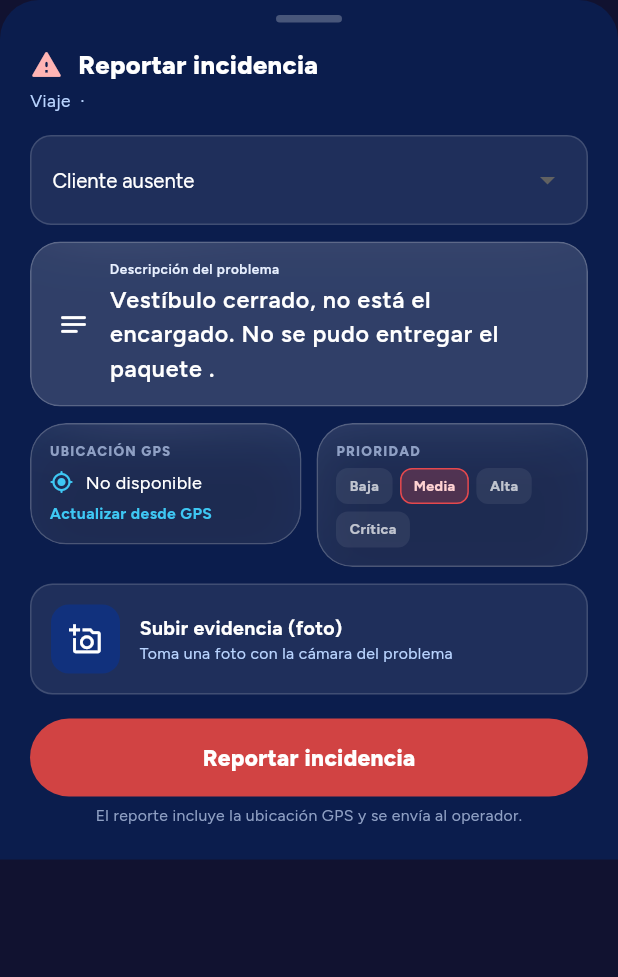
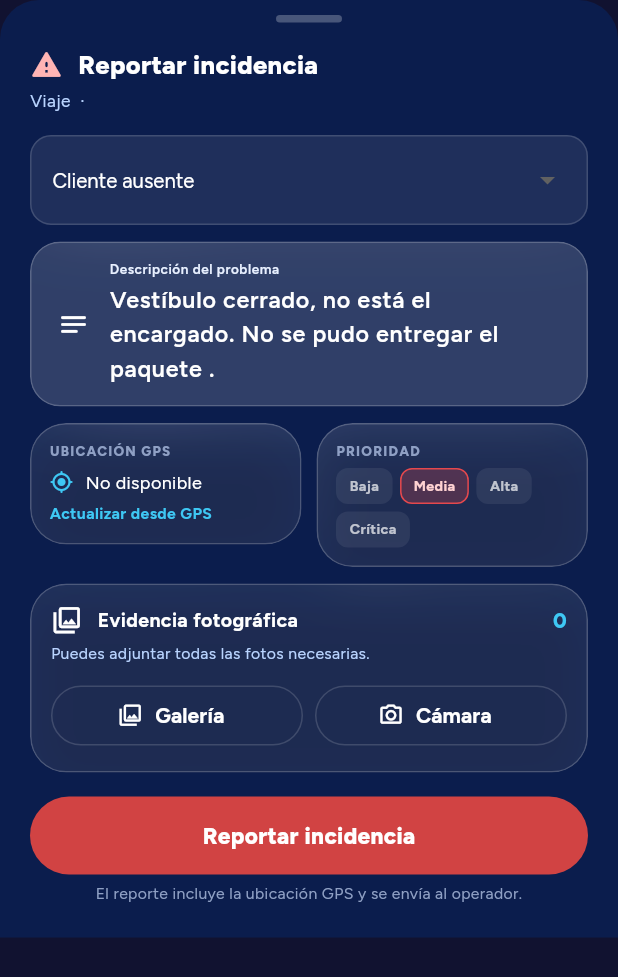
Before and after one commit to pubnicaragua/plt-app-01-sep-sn, a Flutter app: the _IncidentSheet widget shown alone on an empty page, opened directly with empty values, on a phone screen of 412 x 824 dp. Shown: the top 977 px of the screen. Run offline on Flutter 3.47's test engine with Material 3 defaults, Android fonts, the phone set to English and light mode, and no system bars; our stand-ins replace file_picker, flutter_local_notifications, geolocator, google_maps_flutter, image_picker, permission_handler; accounts and stored records are empty; project files that could hold a hidden picture were left out.

Commit message:
feat: enable driver incident evidence and Figtree typography

```diff
--- a/lib/widgets/incident_sheet.dart
+++ b/lib/widgets/incident_sheet.dart
@@ -66,11 +66,9 @@ class _IncidentSheetState extends State<_IncidentSheet> {
   final description = TextEditingController();
   double? latitude;
   double? longitude;
-  String? evidenceUrl;
-  String? evidenceFile;
-  Uint8List? evidenceBytes;
+  final List<Uint8List> evidenceBytes = <Uint8List>[];
+  final List<String> evidenceNames = <String>[];
   bool locating = false;
-  bool uploading = false;
   bool sending = false;
 
   @override
@@ -91,7 +89,30 @@ class _IncidentSheetState extends State<_IncidentSheet> {
     });
   }
 
-  Future<void> _pickPhoto() async {
+  Future<void> _pickPhotos() async {
+    try {
+      final images = await ImagePicker().pickMultiImage(
+        imageQuality: 70,
+        maxWidth: 1200,
+      );
+      if (images.isEmpty) return;
+      final bytes = <Uint8List>[];
+      final names = <String>[];
+      for (final image in images) {
+        bytes.add(await image.readAsBytes());
+        names.add(image.name);
+      }
+      if (!mounted) return;
+      setState(() {
+        evidenceBytes.addAll(bytes);
+        evidenceNames.addAll(names);
+      });
+    } catch (_) {
+      _showPhotoError();
+    }
+  }
+
+  Future<void> _takePhoto() async {
     try {
       final image = await ImagePicker().pickImage(
         source: ImageSource.camera,
@@ -100,36 +121,38 @@ class _IncidentSheetState extends State<_IncidentSheet> {
       );
       if (image == null) return;
       final bytes = await image.readAsBytes();
+      if (!mounted) return;
       setState(() {
-        evidenceBytes = bytes;
-        evidenceFile = image.name;
+        evidenceBytes.add(bytes);
+        evidenceNames.add(image.name);
       });
     } catch (_) {
-      if (mounted) {
+      _showPhotoError();
+    }
+  }
+
+  void _showPhotoError() {
+    if (!mounted) return;
     ScaffoldMessenger.of(context).showSnackBar(
       const SnackBar(
         behavior: SnackBarBehavior.floating,
-            content: Text(
-              'No se pudo tomar la foto.',
-              style: TextStyle(fontFamily: 'Figtree'),
-            ),
+        content: Text('No se pudo adjuntar la evidencia.', style: TextStyle(fontFamily: 'Figtree')),
       ),
     );
-      }
-    }
   }
 
   Future<void> _submit() async {
     if (sending) return;
     setState(() => sending = true);
     try {
-      if (evidenceBytes != null) {
+      final uploadedEvidence = <String>[];
+      for (var index = 0; index < evidenceBytes.length; index++) {
         final uploaded = await apiClient.uploadEvidence(
-          evidenceBytes!,
-          evidenceFile ?? 'evidencia.jpg',
+          evidenceBytes[index],
+          index < evidenceNames.length ? evidenceNames[index] : 'evidencia-$index.jpg',
         );
-        evidenceFile = uploaded['evidence']?.toString();
-        evidenceUrl = uploaded['url']?.toString();
+        final storedName = uploaded['evidence']?.toString();
+        if (storedName != null && storedName.isNotEmpty) uploadedEvidence.add(storedName);
       }
       await apiClient.reportIncident(
         type: type,
@@ -140,7 +163,7 @@ class _IncidentSheetState extends State<_IncidentSheet> {
         description: description.text.trim(),
         latitude: latitude,
         longitude: longitude,
-        evidence: evidenceFile,
+        evidence: uploadedEvidence.isEmpty ? null : uploadedEvidence.join('|'),
       );
       if (!mounted) return;
       Navigator.of(context).pop(const IncidentResult(id: ''));
@@ -368,75 +391,78 @@ class _IncidentSheetState extends State<_IncidentSheet> {
                 ],
               ),
               const SizedBox(height: 11),
-              // Evidencia
-              InkWell(
-                onTap: _pickPhoto,
-                borderRadius: BorderRadius.circular(15),
-                child: Container(
+              // Evidencia múltiple: galería sin límite + cámara.
+              GlassCard(
                 padding: const EdgeInsets.all(13),
-                  decoration: BoxDecoration(
                 color: Colors.white.withValues(alpha: .08),
-                    borderRadius: BorderRadius.circular(15),
-                    border: Border.all(color: glassBorder),
-                  ),
-                  child: Row(
-                    children: [
-                      Container(
-                        width: 46,
-                        height: 46,
-                        decoration: BoxDecoration(
-                          color: figmaBlue.withValues(alpha: .45),
-                          borderRadius: BorderRadius.circular(12),
-                        ),
-                        child: evidenceBytes == null
-                            ? const Icon(Icons.add_a_photo_outlined,
-                                color: Colors.white, size: 22)
-                            : ClipRRect(
-                                borderRadius: BorderRadius.circular(12),
-                                child: Image.memory(
-                                  evidenceBytes!,
-                                  fit: BoxFit.cover,
-                                ),
-                              ),
-                      ),
-                      const SizedBox(width: 13),
-                      Expanded(
                 child: Column(
                   crossAxisAlignment: CrossAxisAlignment.start,
                   children: [
-                            Text(
-                              evidenceBytes == null
-                                  ? 'Subir evidencia (foto)'
-                                  : 'Evidencia lista para envío',
-                              style: const TextStyle(
-                                color: Colors.white,
-                                fontSize: 13,
-                                fontWeight: FontWeight.w700,
-                                fontFamily: 'Figtree',
+                    Row(
+                      children: [
+                        const Icon(Icons.photo_library_outlined, color: Colors.white, size: 21),
+                        const SizedBox(width: 10),
+                        const Expanded(
+                          child: Text(
+                            'Evidencia fotográfica',
+                            style: TextStyle(color: Colors.white, fontSize: 13, fontWeight: FontWeight.w700, fontFamily: 'Figtree'),
                           ),
                         ),
-                            const Text(
-                              'Toma una foto con la cámara del problema',
-                              style: TextStyle(
-                                color: Color(0xFFB9D4FF),
-                                fontSize: 10.5,
-                                fontFamily: 'Figtree',
+                        Text('${evidenceBytes.length}', style: const TextStyle(color: cyan, fontWeight: FontWeight.w800, fontFamily: 'Figtree')),
+                      ],
+                    ),
+                    const SizedBox(height: 4),
+                    const Text('Puedes adjuntar todas las fotos necesarias.', style: TextStyle(color: Color(0xFFB9D4FF), fontSize: 10.5, fontFamily: 'Figtree')),
+                    const SizedBox(height: 10),
+                    Row(
+                      children: [
+                        Expanded(
+                          child: OutlinedButton.icon(
+                            onPressed: _pickPhotos,
+                            icon: const Icon(Icons.collections_outlined, size: 17),
+                            label: const Text('Galería', style: TextStyle(fontFamily: 'Figtree', fontWeight: FontWeight.w700)),
+                            style: OutlinedButton.styleFrom(foregroundColor: Colors.white, side: BorderSide(color: glassBorder), shape: RoundedRectangleBorder(borderRadius: BorderRadius.circular(42.75))),
+                          ),
+                        ),
+                        const SizedBox(width: 8),
+                        Expanded(
+                          child: OutlinedButton.icon(
+                            onPressed: _takePhoto,
+                            icon: const Icon(Icons.photo_camera_outlined, size: 17),
+                            label: const Text('Cámara', style: TextStyle(fontFamily: 'Figtree', fontWeight: FontWeight.w700)),
+                            style: OutlinedButton.styleFrom(foregroundColor: Colors.white, side: BorderSide(color: glassBorder), shape: RoundedRectangleBorder(borderRadius: BorderRadius.circular(42.75))),
+                          ),
+                        ),
+                      ],
+                    ),
+                    if (evidenceBytes.isNotEmpty) ...[
+                      const SizedBox(height: 11),
+                      SizedBox(
+                        height: 68,
+                        child: ListView.separated(
+                          scrollDirection: Axis.horizontal,
+                          itemCount: evidenceBytes.length,
+                          separatorBuilder: (_, __) => const SizedBox(width: 8),
+                          itemBuilder: (_, index) => Stack(
+                            children: [
+                              ClipRRect(
+                                borderRadius: BorderRadius.circular(11),
+                                child: Image.memory(evidenceBytes[index], width: 68, height: 68, fit: BoxFit.cover),
+                              ),
+                              Positioned(
+                                top: 3,
+                                right: 3,
+                                child: InkWell(
+                                  onTap: () => setState(() { evidenceBytes.removeAt(index); if (index < evidenceNames.length) evidenceNames.removeAt(index); }),
+                                  child: Container(width: 21, height: 21, decoration: const BoxDecoration(color: Color(0xCC0B1D4D), shape: BoxShape.circle), child: const Icon(Icons.close_rounded, color: Colors.white, size: 14)),
                                 ),
                               ),
                             ],
                           ),
                         ),
-                      if (evidenceBytes != null)
-                        InkWell(
-                          onTap: () => setState(() {
-                            evidenceBytes = null;
-                            evidenceFile = null;
-                          }),
-                          child: const Icon(Icons.close_rounded,
-                              color: Colors.white70, size: 18),
                       ),
                     ],
-                  ),
+                  ],
                 ),
               ),
               const SizedBox(height: 16),
```
Also changed, not shown: lib/screens/confirmar_entrega.dart (+14 -0 lines), pubspec.yaml (+6 -6 lines). Lines whose indentation alone changed are shown as unchanged.
